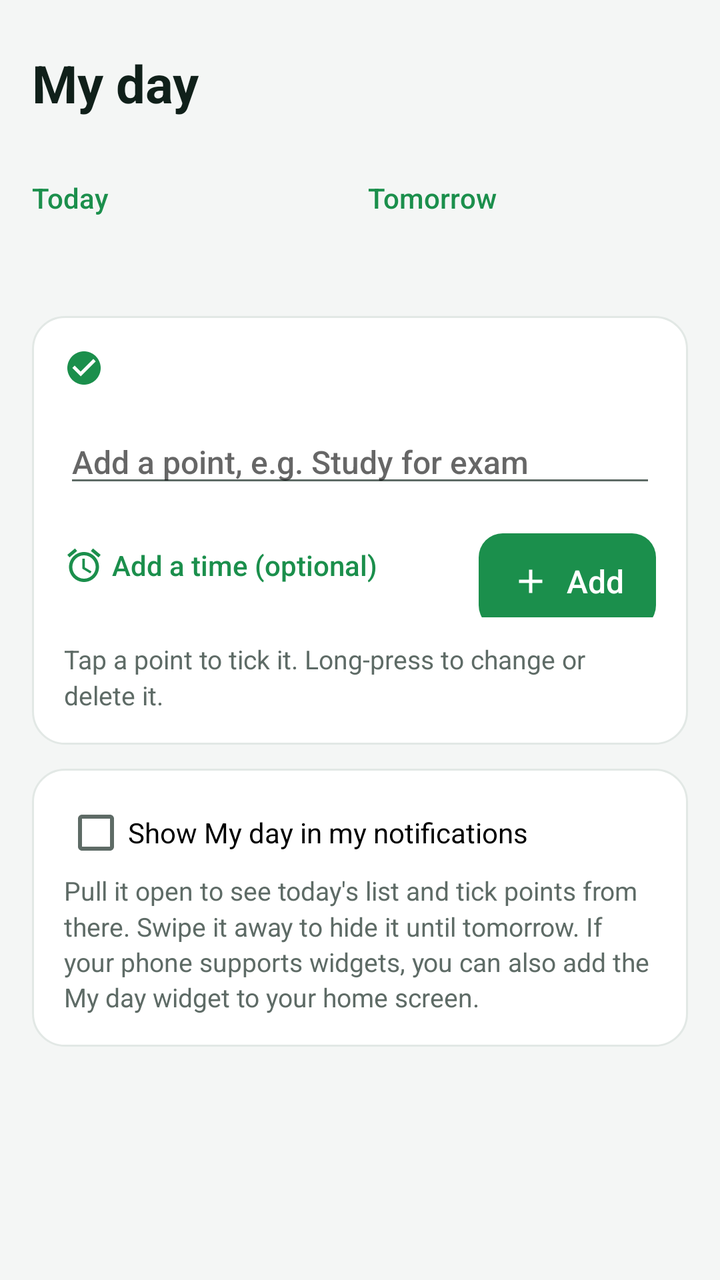
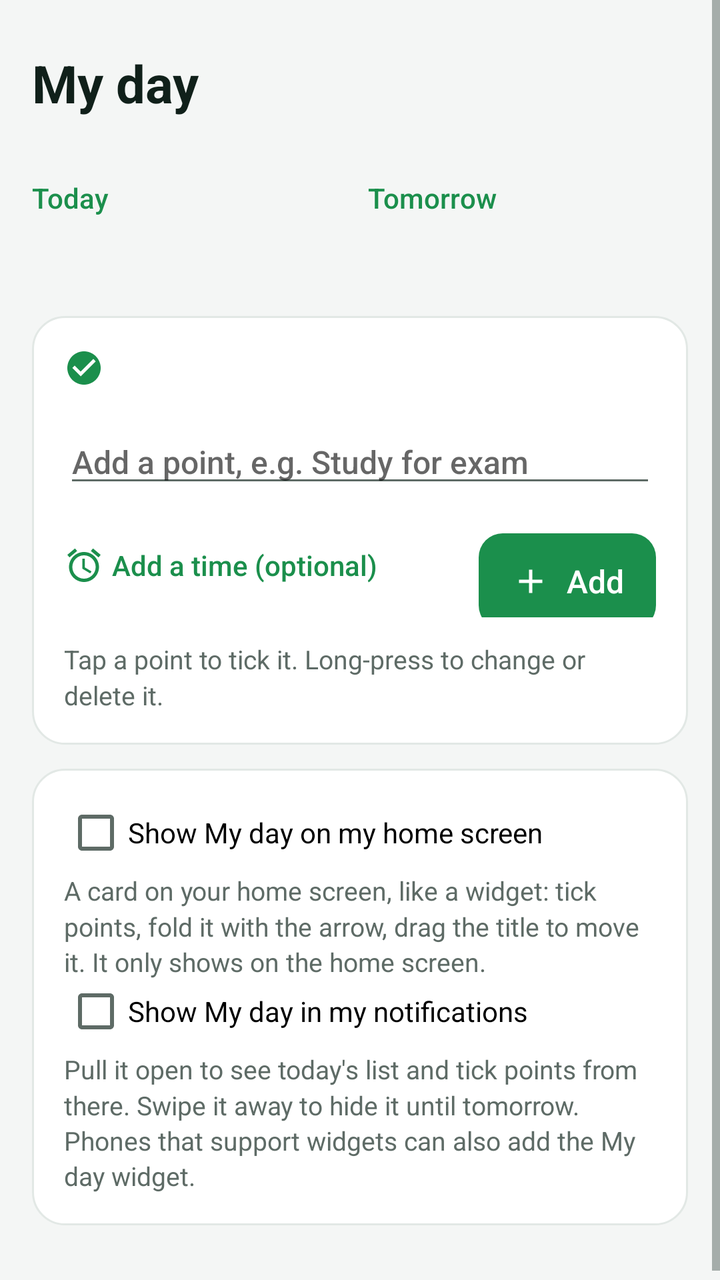

Two renders of the same Android screen: before a commit and after it. Below are the layout's source before the change and the commit's diff.
<!-- AndroidManifest.xml: application theme AppTheme -->
<!-- res/layout/activity_planner.xml -->
<?xml version="1.0" encoding="utf-8"?>
<ScrollView xmlns:android="http://schemas.android.com/apk/res/android"
    android:layout_width="match_parent"
    android:layout_height="match_parent"
    android:fitsSystemWindows="true">

    <LinearLayout style="@style/Page">

        <TextView style="@style/Title" android:text="My day" />

        <LinearLayout
            android:layout_width="match_parent"
            android:layout_height="wrap_content"
            android:layout_marginTop="@dimen/space_m"
            android:orientation="horizontal">

            <Button android:id="@+id/todayButton" style="@style/SecondaryButton" android:layout_width="0dp" android:layout_weight="1" android:text="Today" />

            <Button android:id="@+id/tomorrowButton" style="@style/SecondaryButton" android:layout_width="0dp" android:layout_weight="1" android:layout_marginStart="@dimen/space_s" android:text="Tomorrow" />
        </LinearLayout>

        <TextView android:id="@+id/dateText" style="@style/Subtitle" />

        <LinearLayout android:id="@+id/leftoverCard" style="@style/Card.First" android:visibility="gone">

            <TextView android:id="@+id/leftoverText" style="@style/Body" />

            <LinearLayout
                android:layout_width="match_parent"
                android:layout_height="wrap_content"
                android:orientation="horizontal">

                <Button android:id="@+id/leftoverMove" style="@style/SecondaryButton" android:layout_width="wrap_content" android:text="Move to today" />

                <Button android:id="@+id/leftoverDismiss" style="@style/SecondaryButton" android:layout_width="wrap_content" android:layout_marginStart="@dimen/space_l" android:text="No thanks" />
            </LinearLayout>
        </LinearLayout>

        <LinearLayout style="@style/Card">

            <TextView android:id="@+id/summaryText" style="@style/Heading" android:drawableStart="@drawable/ic_check" />

            <LinearLayout
                android:id="@+id/list"
                android:layout_width="match_parent"
                android:layout_height="wrap_content"
                android:orientation="vertical" />

            <EditText
                android:id="@+id/input"
                style="@style/Field"
                android:layout_marginTop="@dimen/space_m"
                android:hint="Add a point, e.g. Study for exam"
                android:imeOptions="actionDone"
                android:inputType="textCapSentences" />

            <LinearLayout
                android:layout_width="match_parent"
                android:layout_height="wrap_content"
                android:gravity="center_vertical"
                android:orientation="horizontal">

                <Button android:id="@+id/timeButton" style="@style/SecondaryButton" android:drawableStart="@drawable/ic_alarm" android:layout_width="0dp" android:layout_weight="1" android:text="Add a time (optional)" />

                <Button android:id="@+id/addButton" style="@style/PrimaryButton" android:layout_width="wrap_content" android:drawableStart="@drawable/ic_add" android:text="Add" />
            </LinearLayout>

            <TextView
                style="@style/Caption"
                android:layout_marginTop="@dimen/space_m"
                android:text="Tap a point to tick it. Long-press to change or delete it." />
        </LinearLayout>

        <LinearLayout style="@style/Card">

            <CheckBox
                android:id="@+id/notificationSwitch"
                android:layout_width="wrap_content"
                android:layout_height="wrap_content"
                android:text="Show My day in my notifications" />

            <TextView
                style="@style/Caption"
                android:text="Pull it open to see today's list and tick points from there. Swipe it away to hide it until tomorrow. If your phone supports widgets, you can also add the My day widget to your home screen." />
        </LinearLayout>
    </LinearLayout>
</ScrollView>
<!-- resources referenced by this layout -->
<resources>
  <dimen name="space_l">16dp</dimen>
  <dimen name="space_m">12dp</dimen>
  <dimen name="space_s">8dp</dimen>
  <!-- drawable ic_add (drawable) -->
  <?xml version="1.0" encoding="utf-8"?>
  <vector xmlns:android="http://schemas.android.com/apk/res/android"
      android:width="20dp"
      android:height="20dp"
      android:tint="?android:attr/textColorPrimary"
      android:viewportWidth="24"
      android:viewportHeight="24">
      <path
          android:fillColor="@android:color/white"
          android:pathData="M19,13h-6v6h-2v-6H5v-2h6V5h2v6h6v2z" />
  </vector>
  <style name="Caption">
          <item name="android:layout_width">wrap_content</item>
          <item name="android:layout_height">wrap_content</item>
          <item name="android:layout_marginTop">@dimen/space_xs</item>
          <item name="android:textSize">@dimen/text_caption</item>
          <item name="android:lineSpacingMultiplier">1.15</item>
          <item name="android:textColor">@color/text_secondary</item>
      </style>
  <style name="Card">
          <item name="android:layout_width">match_parent</item>
          <item name="android:layout_height">wrap_content</item>
          <item name="android:layout_marginTop">@dimen/space_m</item>
          <item name="android:background">@drawable/card_background</item>
          <item name="android:orientation">vertical</item>
          <item name="android:padding">@dimen/space_l</item>
      </style>
  <style name="Card.First">
          <item name="android:layout_marginTop">@dimen/space_xl</item>
      </style>
  <style name="Field">
          <item name="android:layout_width">match_parent</item>
          <item name="android:layout_height">wrap_content</item>
          <item name="android:textSize">@dimen/text_body</item>
      </style>
  <style name="Page">
          <item name="android:layout_width">match_parent</item>
          <item name="android:layout_height">wrap_content</item>
          <item name="android:orientation">vertical</item>
          <item name="android:paddingStart">@dimen/space_l</item>
          <item name="android:paddingEnd">@dimen/space_l</item>
          <item name="android:paddingTop">@dimen/space_xl</item>
          <item name="android:paddingBottom">@dimen/space_xxl</item>
      </style>
  <style name="Subtitle">
          <item name="android:layout_width">wrap_content</item>
          <item name="android:layout_height">wrap_content</item>
          <item name="android:layout_marginTop">@dimen/space_xs</item>
          <item name="android:textSize">@dimen/text_small</item>
          <item name="android:textColor">@color/text_secondary</item>
      </style>
  <style name="Title">
          <item name="android:layout_width">wrap_content</item>
          <item name="android:layout_height">wrap_content</item>
          <item name="android:textSize">@dimen/text_title</item>
          <item name="android:textStyle">bold</item>
          <item name="android:textColor">@color/text_primary</item>
      </style>
  <dimen name="text_body">16sp</dimen>
  <color name="text_primary">#10201A</color>
  <dimen name="space_xs">4dp</dimen>
  <dimen name="text_caption">13sp</dimen>
  <color name="text_secondary">#5E6B66</color>
  <!-- drawable card_background (drawable) -->
  <?xml version="1.0" encoding="utf-8"?>
  <shape xmlns:android="http://schemas.android.com/apk/res/android">
      <solid android:color="@color/surface" />
      <stroke android:width="1dp" android:color="@color/outline" />
      <corners android:radius="@dimen/radius_card" />
  </shape>
  <dimen name="space_xl">24dp</dimen>
  <dimen name="text_overline">12sp</dimen>
  <color name="accent">#1B8F4C</color>
  <dimen name="space_xxl">32dp</dimen>
  <dimen name="button_height">48dp</dimen>
  <dimen name="text_small">14sp</dimen>
  <dimen name="text_title">26sp</dimen>
  <color name="background">#F4F6F5</color>
  <color name="surface">#FFFFFF</color>
  <color name="outline">#E2E8E5</color>
  <dimen name="radius_card">16dp</dimen>
  <dimen name="radius_button">12dp</dimen>
  <!-- unchanged entries left out for length: 8 -->
</resources>

<!-- the commit's change to res/layout/activity_planner.xml (unified diff, before → after) -->
@@ -74,6 +74,16 @@
         <LinearLayout style="@style/Card">
 
             <CheckBox
+                android:id="@+id/homeCardSwitch"
+                android:layout_width="wrap_content"
+                android:layout_height="wrap_content"
+                android:text="Show My day on my home screen" />
+
+            <TextView
+                style="@style/Caption"
+                android:text="A card on your home screen, like a widget: tick points, fold it with the arrow, drag the title to move it. It only shows on the home screen." />
+
+            <CheckBox
                 android:id="@+id/notificationSwitch"
                 android:layout_width="wrap_content"
                 android:layout_height="wrap_content"
@@ -81,7 +91,7 @@
 
             <TextView
                 style="@style/Caption"
-                android:text="Pull it open to see today's list and tick points from there. Swipe it away to hide it until tomorrow. If your phone supports widgets, you can also add the My day widget to your home screen." />
+                android:text="Pull it open to see today's list and tick points from there. Swipe it away to hide it until tomorrow. Phones that support widgets can also add the My day widget." />
         </LinearLayout>
     </LinearLayout>
 </ScrollView>
